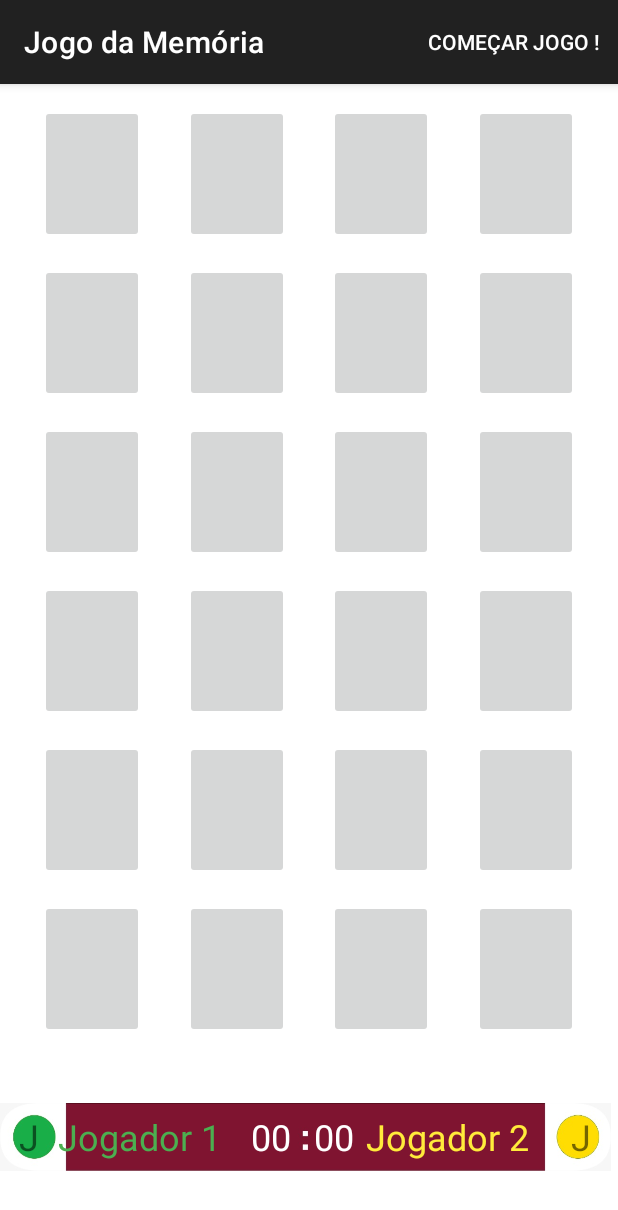
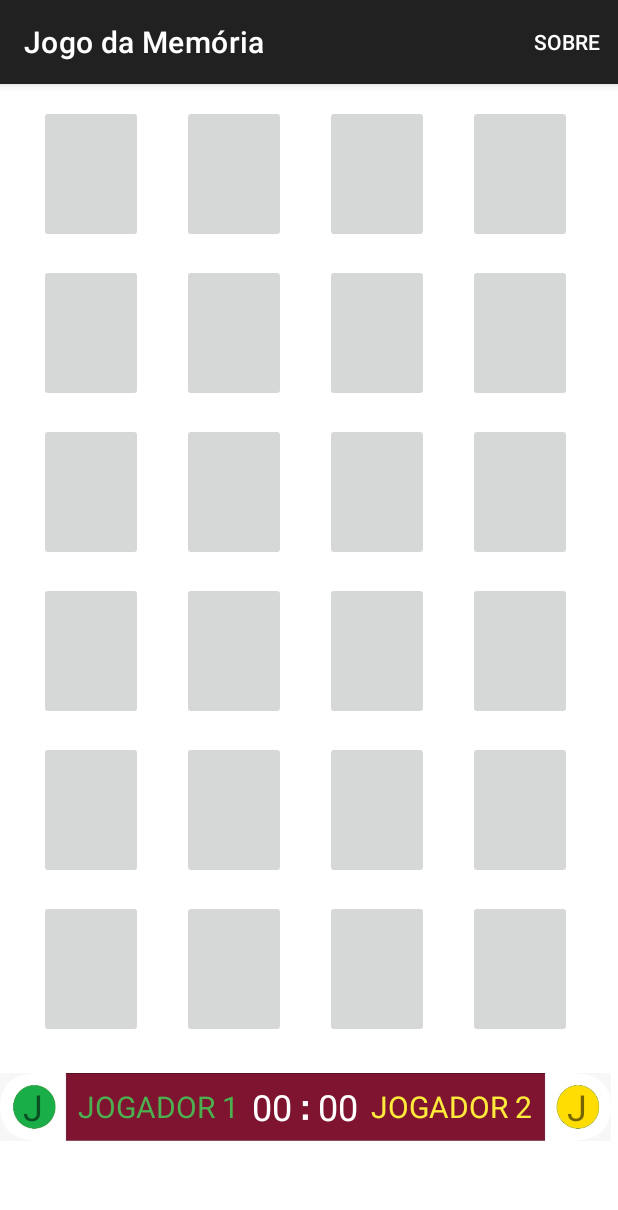
Before and after one commit to Solar-Software-Laboratory/Qatar-2022---Jogo-da-Mem-ria, an Android app: the screen it shows after launch (MainActivity), on a phone screen of 412 x 824 dp. Shown: the top 1210 px of the screen. Run offline under Robolectric (Android 15) with nearby library versions, the phone set to English and light mode, and no system bars.

Commit message:
Mudança de manu e refatoração
- A inicialização deixou de ser pelo menu; agora, sempre que o app é aberto, um dialog aprece com orientações e dois botões.
- O menu passou a ser um "Sobre". É para ser implementado a abertura de uma nova view com os dados dos autores.
- Houve refatoração para evitar a criação excessiva (repetição de código) de Alert Dialog.

```diff
--- a/JogodaMemria/app/src/main/res/layout/activity_main.xml
+++ b/JogodaMemria/app/src/main/res/layout/activity_main.xml
@@ -1,4 +1,7 @@
 <?xml version="1.0" encoding="utf-8"?>
+<ScrollView xmlns:android="http://schemas.android.com/apk/res/android"
+    android:layout_width="wrap_content"
+    android:layout_height="wrap_content">
 <androidx.constraintlayout.widget.ConstraintLayout xmlns:android="http://schemas.android.com/apk/res/android"
     xmlns:app="http://schemas.android.com/apk/res-auto"
     xmlns:tools="http://schemas.android.com/tools"
@@ -13,6 +16,8 @@
         android:layout_height="92dp"
         android:layout_marginStart="14dp"
         android:layout_marginTop="14dp"
+        android:layout_marginBottom="23dp"
+        app:layout_constraintBottom_toTopOf="@+id/linearLayout2"
         app:layout_constraintEnd_toStartOf="@+id/figurinha22"
         app:layout_constraintHorizontal_bias="0.5"
         app:layout_constraintStart_toEndOf="@+id/figurinha20"
@@ -24,6 +29,8 @@
         android:layout_height="92dp"
         android:layout_marginStart="14dp"
         android:layout_marginTop="14dp"
+        android:layout_marginBottom="23dp"
+        app:layout_constraintBottom_toTopOf="@+id/linearLayout2"
         app:layout_constraintEnd_toStartOf="@+id/figurinha23"
         app:layout_constraintHorizontal_bias="0.5"
         app:layout_constraintStart_toEndOf="@+id/figurinha21"
@@ -35,6 +42,8 @@
         android:layout_height="92dp"
         android:layout_marginStart="14dp"
         android:layout_marginTop="14dp"
+        android:layout_marginBottom="23dp"
+        app:layout_constraintBottom_toTopOf="@+id/linearLayout2"
         app:layout_constraintEnd_toStartOf="@+id/figurinha21"
         app:layout_constraintHorizontal_bias="0.5"
         app:layout_constraintStart_toStartOf="parent"
@@ -47,6 +56,8 @@
         android:layout_marginStart="14dp"
         android:layout_marginTop="14dp"
         android:layout_marginEnd="14dp"
+        android:layout_marginBottom="23dp"
+        app:layout_constraintBottom_toTopOf="@+id/linearLayout2"
         app:layout_constraintEnd_toEndOf="parent"
         app:layout_constraintHorizontal_bias="0.5"
         app:layout_constraintStart_toEndOf="@+id/figurinha22"
@@ -58,6 +69,7 @@
         android:layout_height="92dp"
         android:layout_marginStart="14dp"
         android:layout_marginTop="14dp"
+        app:layout_constraintBottom_toTopOf="@+id/figurinha21"
         app:layout_constraintEnd_toStartOf="@+id/figurinha18"
         app:layout_constraintHorizontal_bias="0.5"
         app:layout_constraintStart_toEndOf="@+id/figurinha16"
@@ -69,6 +81,7 @@
         android:layout_height="92dp"
         android:layout_marginStart="14dp"
         android:layout_marginTop="14dp"
+        app:layout_constraintBottom_toTopOf="@+id/figurinha20"
         app:layout_constraintEnd_toStartOf="@+id/figurinha17"
         app:layout_constraintHorizontal_bias="0.5"
         app:layout_constraintStart_toStartOf="parent"
@@ -81,6 +94,7 @@
         android:layout_marginStart="14dp"
         android:layout_marginTop="14dp"
         android:layout_marginEnd="14dp"
+        app:layout_constraintBottom_toTopOf="@+id/figurinha23"
         app:layout_constraintEnd_toEndOf="parent"
         app:layout_constraintHorizontal_bias="0.5"
         app:layout_constraintStart_toEndOf="@+id/figurinha18"
@@ -92,6 +106,7 @@
         android:layout_height="92dp"
         android:layout_marginStart="14dp"
         android:layout_marginTop="14dp"
+        app:layout_constraintBottom_toTopOf="@+id/figurinha22"
         app:layout_constraintEnd_toStartOf="@+id/figurinha19"
         app:layout_constraintHorizontal_bias="0.5"
         app:layout_constraintStart_toEndOf="@+id/figurinha17"
@@ -103,6 +118,7 @@
         android:layout_height="92dp"
         android:layout_marginStart="14dp"
         android:layout_marginTop="14dp"
+        app:layout_constraintBottom_toTopOf="@+id/figurinha17"
         app:layout_constraintEnd_toStartOf="@+id/figurinha14"
         app:layout_constraintHorizontal_bias="0.5"
         app:layout_constraintStart_toEndOf="@+id/figurinha12"
@@ -114,6 +130,7 @@
         android:layout_height="92dp"
         android:layout_marginStart="14dp"
         android:layout_marginTop="14dp"
+        app:layout_constraintBottom_toTopOf="@+id/figurinha18"
         app:layout_constraintEnd_toStartOf="@+id/figurinha15"
         app:layout_constraintHorizontal_bias="0.5"
         app:layout_constraintStart_toEndOf="@+id/figurinha13"
@@ -126,6 +143,7 @@
         android:layout_marginStart="14dp"
         android:layout_marginTop="14dp"
         android:layout_marginEnd="14dp"
+        app:layout_constraintBottom_toTopOf="@+id/figurinha19"
         app:layout_constraintEnd_toEndOf="parent"
         app:layout_constraintHorizontal_bias="0.5"
         app:layout_constraintStart_toEndOf="@+id/figurinha14"
@@ -137,6 +155,7 @@
         android:layout_height="92dp"
         android:layout_marginStart="14dp"
         android:layout_marginTop="14dp"
+        app:layout_constraintBottom_toTopOf="@+id/figurinha16"
         app:layout_constraintEnd_toStartOf="@+id/figurinha13"
         app:layout_constraintHorizontal_bias="0.5"
         app:layout_constraintStart_toStartOf="parent"
@@ -148,6 +167,7 @@
         android:layout_height="92dp"
         android:layout_marginStart="14dp"
         android:layout_marginTop="14dp"
+        app:layout_constraintBottom_toTopOf="@+id/figurinha13"
         app:layout_constraintEnd_toStartOf="@+id/figurinha10"
         app:layout_constraintHorizontal_bias="0.5"
         app:layout_constraintStart_toEndOf="@+id/figurinha8"
@@ -159,6 +179,7 @@
         android:layout_height="92dp"
         android:layout_marginStart="14dp"
         android:layout_marginTop="14dp"
+        app:layout_constraintBottom_toTopOf="@+id/figurinha14"
         app:layout_constraintEnd_toStartOf="@+id/figurinha11"
         app:layout_constraintHorizontal_bias="0.5"
         app:layout_constraintStart_toEndOf="@+id/figurinha9"
@@ -170,6 +191,7 @@
         android:layout_height="92dp"
         android:layout_marginStart="14dp"
         android:layout_marginTop="14dp"
+        app:layout_constraintBottom_toTopOf="@+id/figurinha12"
         app:layout_constraintEnd_toStartOf="@+id/figurinha9"
         app:layout_constraintHorizontal_bias="0.5"
         app:layout_constraintStart_toStartOf="parent"
@@ -182,6 +204,7 @@
         android:layout_marginStart="14dp"
         android:layout_marginTop="14dp"
         android:layout_marginEnd="14dp"
+        app:layout_constraintBottom_toTopOf="@+id/figurinha15"
         app:layout_constraintEnd_toEndOf="parent"
         app:layout_constraintHorizontal_bias="0.5"
         app:layout_constraintStart_toEndOf="@+id/figurinha10"
@@ -193,6 +216,7 @@
         android:layout_height="92dp"
         android:layout_marginStart="14dp"
         android:layout_marginTop="14dp"
+        app:layout_constraintBottom_toTopOf="@+id/figurinha9"
         app:layout_constraintEnd_toStartOf="@+id/figurinha6"
         app:layout_constraintHorizontal_bias="0.5"
         app:layout_constraintStart_toEndOf="@+id/figurinha4"
@@ -204,6 +228,7 @@
         android:layout_height="92dp"
         android:layout_marginStart="14dp"
         android:layout_marginTop="14dp"
+        app:layout_constraintBottom_toTopOf="@+id/figurinha8"
         app:layout_constraintEnd_toStartOf="@+id/figurinha5"
         app:layout_constraintHorizontal_bias="0.5"
         app:layout_constraintStart_toStartOf="parent"
@@ -215,6 +240,7 @@
         android:layout_height="92dp"
         android:layout_marginStart="14dp"
         android:layout_marginTop="14dp"
+        app:layout_constraintBottom_toTopOf="@+id/figurinha10"
         app:layout_constraintEnd_toStartOf="@+id/figurinha7"
         app:layout_constraintHorizontal_bias="0.5"
         app:layout_constraintStart_toEndOf="@+id/figurinha5"
@@ -227,6 +253,7 @@
         android:layout_marginStart="14dp"
         android:layout_marginTop="14dp"
         android:layout_marginEnd="14dp"
+        app:layout_constraintBottom_toTopOf="@+id/figurinha11"
         app:layout_constraintEnd_toEndOf="parent"
         app:layout_constraintHorizontal_bias="0.5"
         app:layout_constraintStart_toEndOf="@+id/figurinha6"
@@ -239,6 +266,7 @@
         android:layout_marginStart="14dp"
         android:layout_marginTop="14dp"
         android:layout_marginEnd="14dp"
+        app:layout_constraintBottom_toTopOf="@+id/figurinha7"
         app:layout_constraintEnd_toEndOf="parent"
         app:layout_constraintHorizontal_bias="0.5"
         app:layout_constraintStart_toEndOf="@+id/figurinha2"
@@ -250,6 +278,7 @@
         android:layout_height="92dp"
         android:layout_marginStart="14dp"
         android:layout_marginTop="14dp"
+        app:layout_constraintBottom_toTopOf="@+id/figurinha4"
         app:layout_constraintEnd_toStartOf="@+id/figurinha1"
         app:layout_constraintHorizontal_bias="0.5"
         app:layout_constraintStart_toStartOf="parent"
@@ -261,6 +290,7 @@
         android:layout_height="92dp"
         android:layout_marginStart="14dp"
         android:layout_marginTop="14dp"
+        app:layout_constraintBottom_toTopOf="@+id/figurinha5"
         app:layout_constraintEnd_toStartOf="@+id/figurinha2"
         app:layout_constraintHorizontal_bias="0.5"
         app:layout_constraintStart_toEndOf="@+id/figurinha0"
@@ -272,24 +302,28 @@
         android:layout_height="92dp"
         android:layout_marginStart="14dp"
         android:layout_marginTop="14dp"
+        app:layout_constraintBottom_toTopOf="@+id/figurinha6"
         app:layout_constraintEnd_toStartOf="@+id/figurinha3"
         app:layout_constraintHorizontal_bias="0.5"
         app:layout_constraintStart_toEndOf="@+id/figurinha1"
         app:layout_constraintTop_toTopOf="parent" />
 
     <LinearLayout
+        android:id="@+id/linearLayout2"
         android:layout_width="407dp"
         android:layout_height="45dp"
         android:background="@drawable/fundo_qatar"
         android:gravity="center"
         android:orientation="horizontal"
         app:layout_constraintBottom_toBottomOf="parent"
+        app:layout_constraintEnd_toEndOf="parent"
+        app:layout_constraintStart_toStartOf="parent"
         app:layout_constraintTop_toBottomOf="@+id/figurinha21"
-        tools:layout_editor_absoluteX="3dp">
+        app:layout_constraintVertical_bias="0.479">
 
         <TextView
             android:id="@+id/tv_flJ1"
-            android:layout_width="wrap_content"
+            android:layout_width="15dp"
             android:layout_height="wrap_content"
             android:layout_weight="1"
             android:text="J"
@@ -298,16 +332,17 @@
 
         <TextView
             android:id="@+id/tv_jogador1"
-            android:layout_width="95dp"
+            android:layout_width="85dp"
             android:layout_height="wrap_content"
             android:layout_weight="1"
-            android:text="Jogador 1"
+            android:text="JOGADOR 1"
+            android:textAlignment="textEnd"
             android:textColor="#4CAF50"
-            android:textSize="24sp" />
+            android:textSize="20sp" />
 
         <TextView
             android:id="@+id/tv_pts1"
-            android:layout_width="17dp"
+            android:layout_width="15dp"
             android:layout_height="wrap_content"
             android:layout_weight="1"
             android:text="00"
@@ -317,7 +352,7 @@
 
         <TextView
             android:id="@+id/tv_pts2"
-            android:layout_width="16dp"
+            android:layout_width="14dp"
             android:layout_height="wrap_content"
             android:layout_weight="1"
             android:text="00"
@@ -327,16 +362,17 @@
 
         <TextView
             android:id="@+id/tv_jogador2"
-            android:layout_width="98dp"
+            android:layout_width="85dp"
             android:layout_height="wrap_content"
             android:layout_weight="1"
-            android:text="Jogador 2"
+            android:text="JOGADOR 2"
+            android:textAlignment="textStart"
             android:textColor="#FFEB3B"
-            android:textSize="24sp" />
+            android:textSize="20sp" />
 
         <TextView
-            android:id="@+id/flJ2"
-            android:layout_width="wrap_content"
+            android:id="@+id/tv_flJ2"
+            android:layout_width="15dp"
             android:layout_height="wrap_content"
             android:layout_weight="1"
             android:text="J"
@@ -345,3 +381,4 @@
     </LinearLayout>
 
 </androidx.constraintlayout.widget.ConstraintLayout>
+    </ScrollView>
--- a/JogodaMemria/app/src/main/res/menu/menu_main.xml
+++ b/JogodaMemria/app/src/main/res/menu/menu_main.xml
@@ -2,8 +2,8 @@
 <menu xmlns:android="http://schemas.android.com/apk/res/android"
     xmlns:app="http://schemas.android.com/apk/res-auto">
     <item
-        android:title="Começar Jogo !"
-        android:id="@+id/comecarJogo"
+        android:title="Sobre"
+        android:id="@+id/item_sobre"
         app:showAsAction="ifRoom"
         />
 
--- a/JogodaMemria/app/src/main/res/values/strings.xml
+++ b/JogodaMemria/app/src/main/res/values/strings.xml
@@ -1,3 +1,15 @@
 <resources>
     <string name="app_name">Jogo da Memória</string>
+    <string name="str_orientacoes">"1. Este jogo da memória tem como cartas 12 jogadores da Copa do Mundo de 2022.\n\n"
+        "2. Ele deve ser jogado entre dois oponentes, verde e amarelo.\n\n"
+        "3. O jogador verde sempre começa a partida.\n\n"
+        "4. Clique no botão JOGAR para iniciar uma partida ou em SAIR para encerrar o jogo.\n\n"
+    </string>
+    <string name="informacoes">
+       Equipe\n\n
+        Desenvolvedorres:\n\
+        Marcos Vinícius\n
+        Marcos Vitor\n
+        Alonso Martins \n
+    </string>
 </resources>
```
Also changed, not shown: JogodaMemria/app/src/main/java/br/com/pontes/jogodamemria/MainActivity.java (+78 -94 lines), 1 other file.
